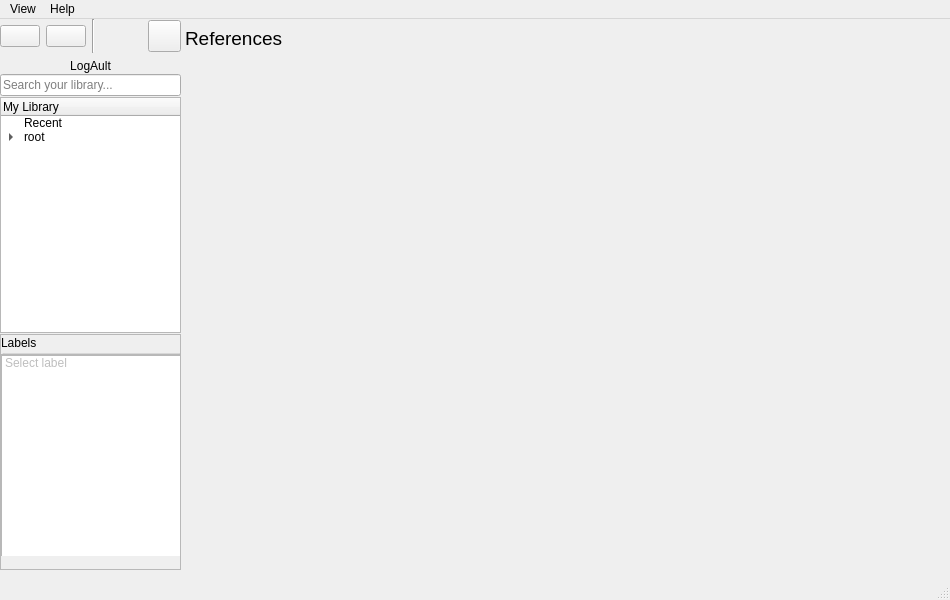
First picture: the form in logault.ui, repository SyedHusaini/LOGault, before the edit.
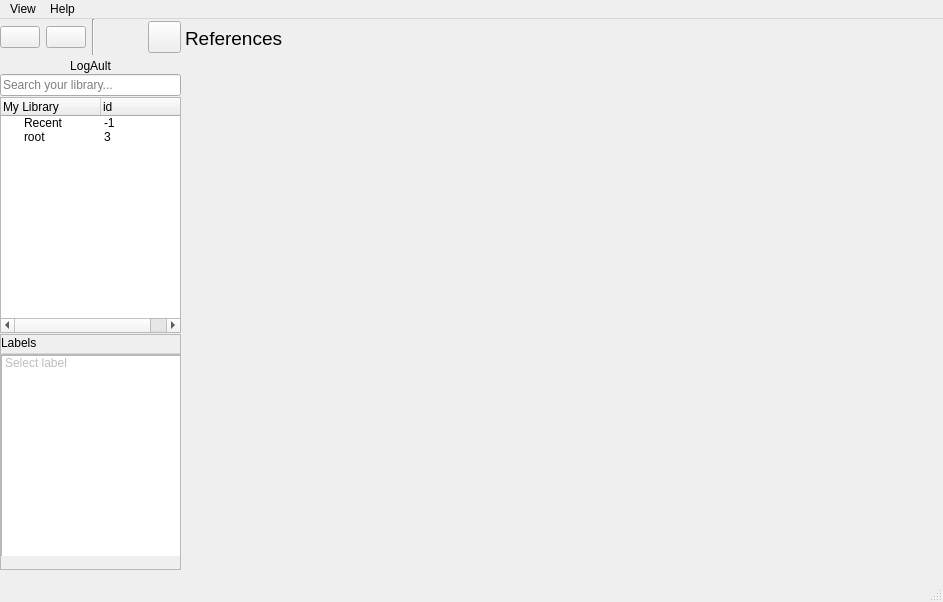
Second picture: the form after the edit. Icons and pictures are not drawn.

Commit message: gui inserted categories populated

```diff
--- a/logault.ui
+++ b/logault.ui
@@ -6,8 +6,8 @@
    <rect>
     <x>0</x>
     <y>0</y>
-    <width>950</width>
-    <height>600</height>
+    <width>943</width>
+    <height>602</height>
    </rect>
   </property>
   <property name="windowTitle">
@@ -20,7 +20,7 @@
       <x>0</x>
       <y>0</y>
       <width>181</width>
-      <height>34</height>
+      <height>36</height>
      </rect>
     </property>
     <layout class="QHBoxLayout" name="toobox">
@@ -137,6 +137,11 @@
          <string>My Library</string>
         </property>
        </column>
+       <column>
+        <property name="text">
+         <string>id</string>
+        </property>
+       </column>
        <item>
         <property name="text">
          <string>Recent</string>
@@ -145,6 +150,9 @@
          <iconset>
           <normaloff>icons/recent.png</normaloff>icons/recent.png</iconset>
         </property>
+        <property name="text">
+         <string>-1</string>
+        </property>
         <property name="flags">
          <set>ItemIsSelectable|ItemIsUserCheckable|ItemIsEnabled</set>
         </property>
@@ -157,11 +165,9 @@
          <iconset>
           <normaloff>icons/home.png</normaloff>icons/home.png</iconset>
         </property>
-        <item>
-         <property name="text">
-          <string>newfolder</string>
-         </property>
-        </item>
+        <property name="text">
+         <string>3</string>
+        </property>
        </item>
       </widget>
      </item>
@@ -257,8 +263,8 @@
     <rect>
      <x>0</x>
      <y>0</y>
-     <width>950</width>
-     <height>22</height>
+     <width>943</width>
+     <height>26</height>
     </rect>
    </property>
    <widget class="QMenu" name="menuHelp">
```
Left out of the diff: 24 changed lines with no effect on the pictures. The commit also changes 5 other files.
